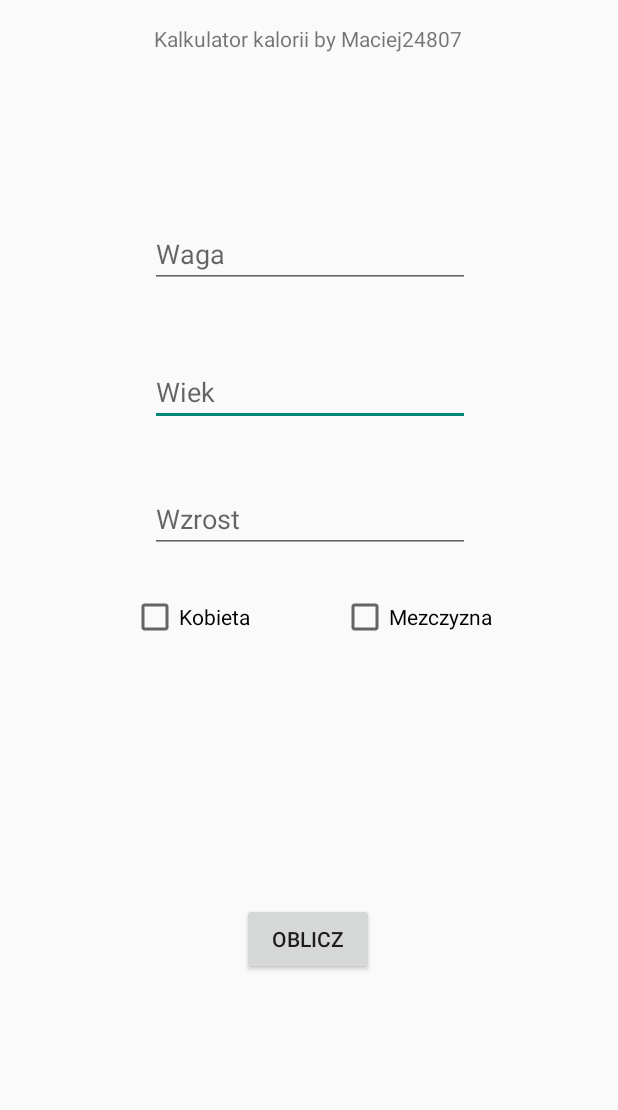
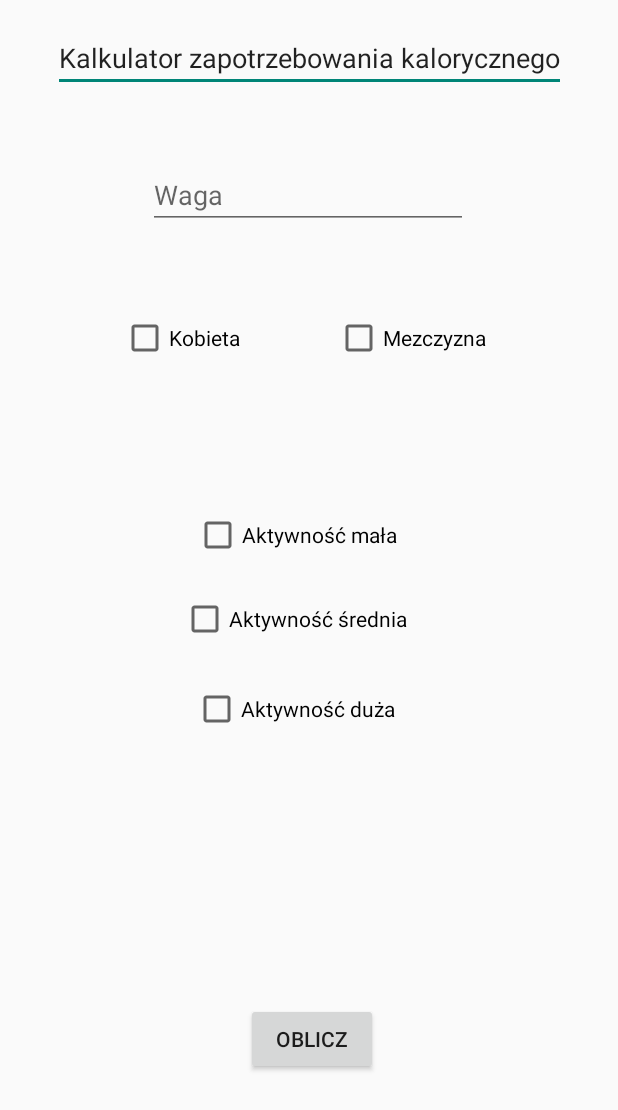
Before and after one commit to Vadym-M/Calculator, an Android app: the kalkulator_kcal screen opened directly, with no data from a screen before it, on a phone screen of 412 x 824 dp. Shown: the top 1110 px of the screen. Run offline under Robolectric (Android 15) with nearby library versions, the phone set to English and light mode, and no system bars.

Commit message:
Kcal Calc 1.0

```diff
--- a/app/src/main/java/com/vinade_app/calculator/kalkulator_kcal.java
+++ b/app/src/main/java/com/vinade_app/calculator/kalkulator_kcal.java
@@ -15,29 +15,86 @@ public class kalkulator_kcal extends AppCompatActivity {
         super.onCreate(savedInstanceState);
         setContentView(R.layout.activity_kalkulator_kcal);
 
-        Button tekstBtn = findViewById(R.id.button);
-        final TextView Wynik =  findViewById(R.id.Wynik);
+        final CheckBox CheckBoxKobieta = findViewById(R.id.checkBox1_kcal);
+        final CheckBox CheckBoxMezczyzna = findViewById(R.id.checkBox2_kcal);
+        final CheckBox CheckBoxAktMala = findViewById(R.id.checkBox3);
+        final CheckBox CheckBoxAktSrednia = findViewById(R.id.checkBox4);
+        final CheckBox CheckBoxAktDuza = findViewById(R.id.checkBox5);
+        final EditText WagaKal = findViewById(R.id.WagaKcal);
+        final TextView Wynik =  findViewById(R.id.WynikKcal);
+        final double[] aktywnosc = {0};
+        final double[] bmr = {0};
 
-        CheckBox checkBox1_kcal = findViewById(R.id.checkBox1_kcal);
-        final CheckBox checkBox2_kcal = findViewById(R.id.checkBox2_kcal);
-
-        checkBox1_kcal.setOnClickListener(new View.OnClickListener() {
+        CheckBoxKobieta.setOnClickListener(new View.OnClickListener() {
             @Override
             public void onClick(View v) {
-                if(checkBox1_kcal.isChecked()){
-                    checkBox2_kcal.setChecked(false);
+                bmr[0] = 0.9;
+                if(CheckBoxKobieta.isChecked()){
+                    CheckBoxMezczyzna.setChecked(false);
+                }
+            }
+        });
+        CheckBoxMezczyzna.setOnClickListener(new View.OnClickListener() {
+            @Override
+            public void onClick(View v) {
+                bmr[0] = 1;
+                if(CheckBoxMezczyzna.isChecked()){
+                    CheckBoxKobieta.setChecked(false);
+                }
+            }
+        });
+        CheckBoxAktDuza.setOnClickListener(new View.OnClickListener() {
+            @Override
+            public void onClick(View v) {
+                aktywnosc[0] = 1.4;
+                if(CheckBoxAktMala.isChecked()){
+                    CheckBoxAktMala.setChecked(false);
+                }
+                if(CheckBoxAktSrednia.isChecked()){
+                    CheckBoxAktSrednia.setChecked(false);
                 }
             }
         });
 
-        checkBox2_kcal.setOnClickListener(new View.OnClickListener() {
+        CheckBoxAktSrednia.setOnClickListener(new View.OnClickListener() {
             @Override
             public void onClick(View v) {
-                if(checkBox2_kcal.isChecked()){
-                    checkBox2_kcal.setChecked(false);
+                aktywnosc[0] = 1.2;
+                if(CheckBoxAktDuza.isChecked()){
+                    CheckBoxAktDuza.setChecked(false);
+                }
+                if(CheckBoxAktSrednia.isChecked()){
+                    CheckBoxAktMala.setChecked(false);
                 }
             }
         });
 
-    }
+        CheckBoxAktMala.setOnClickListener(new View.OnClickListener() {
+            @Override
+            public void onClick(View v) {
+                aktywnosc[0] =  1.0;
+                if(CheckBoxAktDuza.isChecked()){
+                    CheckBoxAktDuza.setChecked(false);
+                }
+                if(CheckBoxAktSrednia.isChecked()){
+                    CheckBoxAktSrednia.setChecked(false);
+                }
+            }
+        });
+
+        Button ObliczBtn = findViewById(R.id.button2);
+
+        ObliczBtn.setOnClickListener(new View.OnClickListener() {
+
+            @Override
+            public void onClick(View view) {
+                double Waga=Integer.parseInt(WagaKal.getText().toString());
+
+                double WynikInt = Waga * 24 * bmr * aktywnosc[0];
+
+                Wynik.setText(String.valueOf(WynikInt));
+            }
+
+            });
 }
+}
--- a/app/src/main/res/layout/activity_kalkulator_kcal.xml
+++ b/app/src/main/res/layout/activity_kalkulator_kcal.xml
@@ -7,27 +7,12 @@
     tools:context=".kalkulator_kcal">
 
     <EditText
-        android:id="@+id/WiekKcal"
-        android:layout_width="wrap_content"
-        android:layout_height="wrap_content"
-        android:ems="10"
-        android:hint="Wiek"
-        android:inputType="numberDecimal"
-        app:layout_constraintBottom_toTopOf="@+id/button2"
-        app:layout_constraintEnd_toEndOf="parent"
-        app:layout_constraintHorizontal_bias="0.502"
-        app:layout_constraintStart_toStartOf="parent"
-        app:layout_constraintTop_toTopOf="@+id/textView"
-        app:layout_constraintVertical_bias="0.412" />
-
-    <TextView
         android:id="@+id/textView"
         android:layout_width="wrap_content"
         android:layout_height="wrap_content"
         android:layout_marginTop="16dp"
-        android:text="Kalkulator kalorii by Maciej24807"
+        android:text="Kalkulator zapotrzebowania kalorycznego"
         app:layout_constraintEnd_toEndOf="parent"
-        app:layout_constraintHorizontal_bias="0.497"
         app:layout_constraintStart_toStartOf="parent"
         app:layout_constraintTop_toTopOf="parent" />
 
@@ -38,10 +23,10 @@
         android:text="Oblicz"
         app:layout_constraintBottom_toBottomOf="parent"
         app:layout_constraintEnd_toEndOf="parent"
-        app:layout_constraintHorizontal_bias="0.498"
+        app:layout_constraintHorizontal_bias="0.507"
         app:layout_constraintStart_toStartOf="parent"
         app:layout_constraintTop_toBottomOf="@+id/textView"
-        app:layout_constraintVertical_bias="0.765" />
+        app:layout_constraintVertical_bias="0.85" />
 
     <EditText
         android:id="@+id/WagaKcal"
@@ -52,24 +37,10 @@
         android:inputType="numberDecimal"
         app:layout_constraintBottom_toTopOf="@+id/button2"
         app:layout_constraintEnd_toEndOf="parent"
-        app:layout_constraintHorizontal_bias="0.502"
+        app:layout_constraintHorizontal_bias="0.497"
         app:layout_constraintStart_toStartOf="parent"
         app:layout_constraintTop_toTopOf="@+id/textView"
-        app:layout_constraintVertical_bias="0.242" />
-
-    <EditText
-        android:id="@+id/WzrostKcal"
-        android:layout_width="wrap_content"
-        android:layout_height="wrap_content"
-        android:ems="10"
-        android:hint="Wzrost"
-        android:inputType="numberDecimal"
-        app:layout_constraintBottom_toTopOf="@+id/button2"
-        app:layout_constraintEnd_toEndOf="parent"
-        app:layout_constraintHorizontal_bias="0.502"
-        app:layout_constraintStart_toStartOf="parent"
-        app:layout_constraintTop_toTopOf="@+id/textView"
-        app:layout_constraintVertical_bias="0.568" />
+        app:layout_constraintVertical_bias="0.15" />
 
     <CheckBox
         android:id="@+id/checkBox1_kcal"
@@ -78,21 +49,65 @@
         android:text="Kobieta"
         app:layout_constraintBottom_toBottomOf="parent"
         app:layout_constraintEnd_toStartOf="@+id/checkBox2_kcal"
-        app:layout_constraintHorizontal_bias="0.59"
+        app:layout_constraintHorizontal_bias="0.56"
         app:layout_constraintStart_toStartOf="parent"
         app:layout_constraintTop_toTopOf="parent"
-        app:layout_constraintVertical_bias="0.499" />
+        app:layout_constraintVertical_bias="0.264" />
 
     <CheckBox
         android:id="@+id/checkBox2_kcal"
         android:layout_width="wrap_content"
         android:layout_height="wrap_content"
-        android:layout_marginEnd="84dp"
+        android:layout_marginEnd="88dp"
         android:text="Mezczyzna"
         app:layout_constraintBottom_toBottomOf="parent"
         app:layout_constraintEnd_toEndOf="parent"
         app:layout_constraintTop_toTopOf="parent"
-        app:layout_constraintVertical_bias="0.499" />
+        app:layout_constraintVertical_bias="0.264" />
+
+    <TextView
+        android:id="@+id/WynikKcal"
+        android:layout_width="83dp"
+        android:layout_height="72dp"
+        app:layout_constraintBottom_toBottomOf="parent"
+        app:layout_constraintEnd_toEndOf="parent"
+        app:layout_constraintStart_toStartOf="parent"
+        app:layout_constraintTop_toBottomOf="@+id/button2"
+        app:layout_constraintVertical_bias="0.564" />
+
+    <CheckBox
+        android:id="@+id/checkBox3"
+        android:layout_width="wrap_content"
+        android:layout_height="wrap_content"
+        android:layout_marginBottom="24dp"
+        android:text="Aktywność mała"
+        app:layout_constraintBottom_toTopOf="@+id/checkBox4"
+        app:layout_constraintEnd_toEndOf="parent"
+        app:layout_constraintHorizontal_bias="0.467"
+        app:layout_constraintStart_toStartOf="parent" />
+
+    <CheckBox
+        android:id="@+id/checkBox4"
+        android:layout_width="wrap_content"
+        android:layout_height="wrap_content"
+        android:layout_marginBottom="240dp"
+        android:text="Aktywność średnia"
+        app:layout_constraintBottom_toTopOf="@+id/button2"
+        app:layout_constraintEnd_toEndOf="parent"
+        app:layout_constraintHorizontal_bias="0.463"
+        app:layout_constraintStart_toStartOf="parent" />
+
+    <CheckBox
+        android:id="@+id/checkBox5"
+        android:layout_width="wrap_content"
+        android:layout_height="wrap_content"
+        android:text="Aktywność duża"
+        app:layout_constraintBottom_toTopOf="@+id/button2"
+        app:layout_constraintEnd_toEndOf="parent"
+        app:layout_constraintHorizontal_bias="0.465"
+        app:layout_constraintStart_toStartOf="parent"
+        app:layout_constraintTop_toBottomOf="@+id/checkBox4"
+        app:layout_constraintVertical_bias="0.134" />
 
 
 </androidx.constraintlayout.widget.ConstraintLayout>
```
